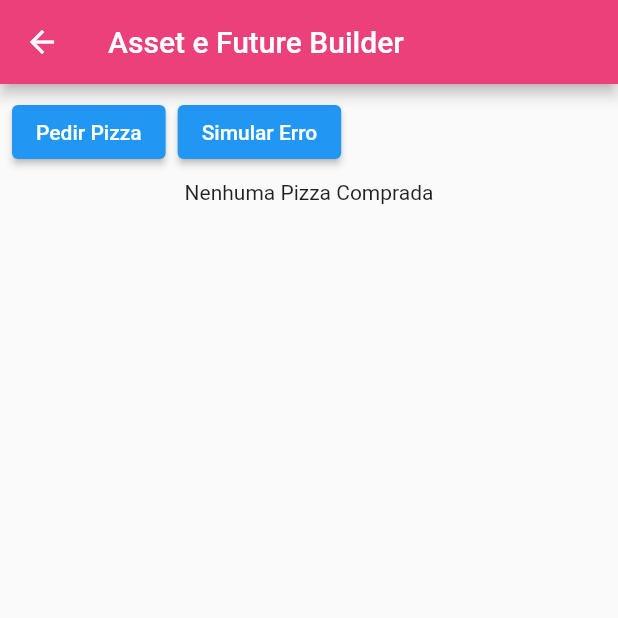
After one commit to cpelegrin/Desenvolvimento_Mobile, a Flutter app: the screen it shows after launch, after a tap on "FutureBuilder", on a phone screen of 412 x 824 dp, the top half of it. The commit adds this screen. Run offline on Flutter 3.47's test engine with Material 2 defaults, Android fonts, the phone set to English and light mode, and no system bars.

Commit message:
Unidade 2 Aula 3

```diff
--- /dev/null
+++ b/desenvolvimento_mobile/lib/Pages/future_builder_page.dart
@@ -0,0 +1,58 @@
+import 'package:flutter/material.dart';
+
+class FutureBuilderPage extends StatefulWidget {
+  @override
+  _FutureBuilderPageState createState() => _FutureBuilderPageState();
+}
+
+class _FutureBuilderPageState extends State<FutureBuilderPage> {
+  Future<String>? delivery;
+
+  @override
+  Widget build(BuildContext context) {
+    return Scaffold(
+      appBar: AppBar(
+        title: Text("Asset e Future Builder"),
+      ),
+      body: Container(
+        child: Column(
+          children: [
+            Row(
+              children: [
+                Padding(
+                  padding: const EdgeInsets.all(8.0),
+                  child: ElevatedButton(
+                      onPressed: () {
+                        setState(() {
+                          delivery = comprarPizza();
+                        });
+                      },
+                      child: Text("Pedir Pizza")),
+                ),
+                ElevatedButton(onPressed: () {}, child: Text("Simular Erro")),
+              ],
+            ),
+            delivery == null
+                ? Text("Nenhuma Pizza Comprada")
+                : FutureBuilder(
+                    future: delivery,
+                    builder: (context, snapshot) {
+                      if (snapshot.hasError) {
+                        return Text("O Motoboy Caiu");
+                      }
+                      if (snapshot.hasData) {
+                        return Image.asset("pizza.jpg");
+                      }
+                      return CircularProgressIndicator();
+                    })
+          ],
+        ),
+      ),
+    );
+  }
+
+  Future<String> comprarPizza() async {
+    // Imagine that this function is fetching user info from another service or database.
+    return Future.delayed(const Duration(seconds: 10), () => "Pizza saindo");
+  }
+}
--- a/desenvolvimento_mobile/lib/Pages/home_page.dart
+++ b/desenvolvimento_mobile/lib/Pages/home_page.dart
@@ -1,6 +1,8 @@
 import 'package:desenvolvimento_mobile/Pages/second_page.dart';
 import 'package:desenvolvimento_mobile/Pages/stateful_lifecyle.dart';
 import 'package:flutter/material.dart';
+
+import 'future_builder_page.dart';
 
 class HomePage extends StatelessWidget {
   const HomePage() : super();
@@ -68,6 +70,26 @@ class HomePage extends StatelessWidget {
               ),
             ],
           ),
+          Row(
+            children: [
+              Padding(
+                padding: const EdgeInsets.all(8.0),
+                child: ElevatedButton(
+                  onPressed: () {
+                    Navigator.push(
+                      context,
+                      MaterialPageRoute(
+                        builder: (BuildContext context) {
+                          return FutureBuilderPage();
+                        },
+                      ),
+                    );
+                  },
+                  child: Text("FutureBuilder"),
+                ),
+              ),
+            ],
+          ),
         ],
       ),
     );
--- a/desenvolvimento_mobile/pubspec.yaml
+++ b/desenvolvimento_mobile/pubspec.yaml
@@ -45,8 +45,8 @@ flutter:
   uses-material-design: true
 
   # To add assets to your application, add an assets section, like this:
-  # assets:
-  #   - images/a_dot_burr.jpeg
+  assets:
+     - pizza.jpg
   #   - images/a_dot_ham.jpeg
 
   # An image asset can refer to one or more resolution-specific "variants", see
```
Also changed, not shown: desenvolvimento_mobile/assets/pizza.jpg (added).
